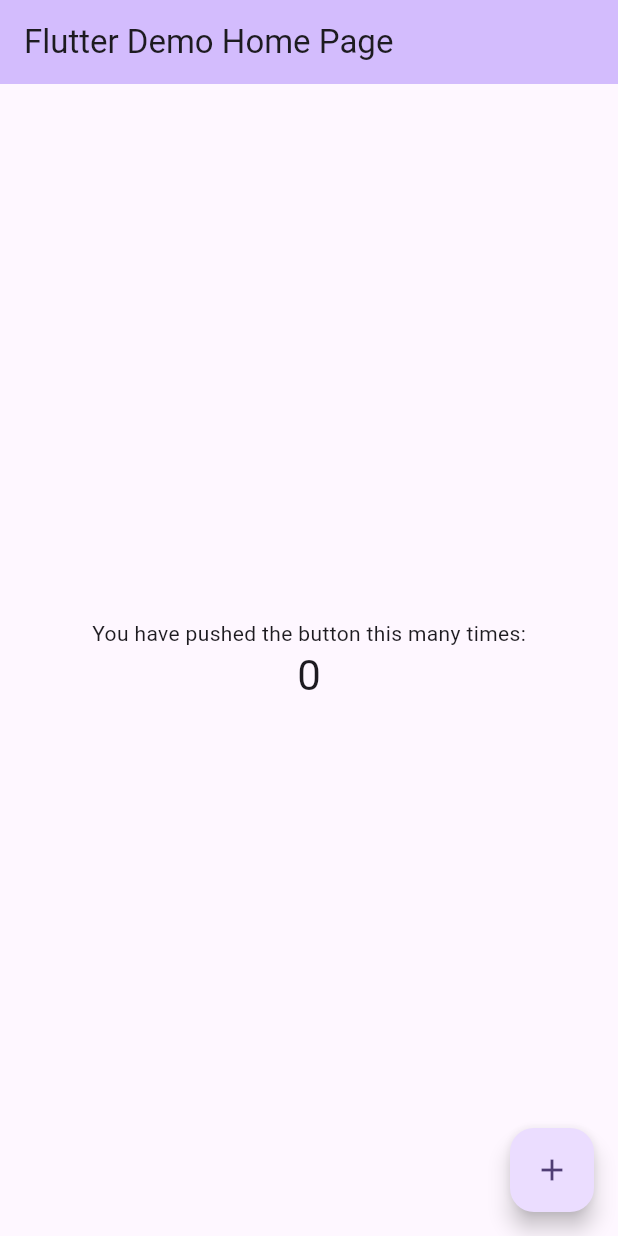
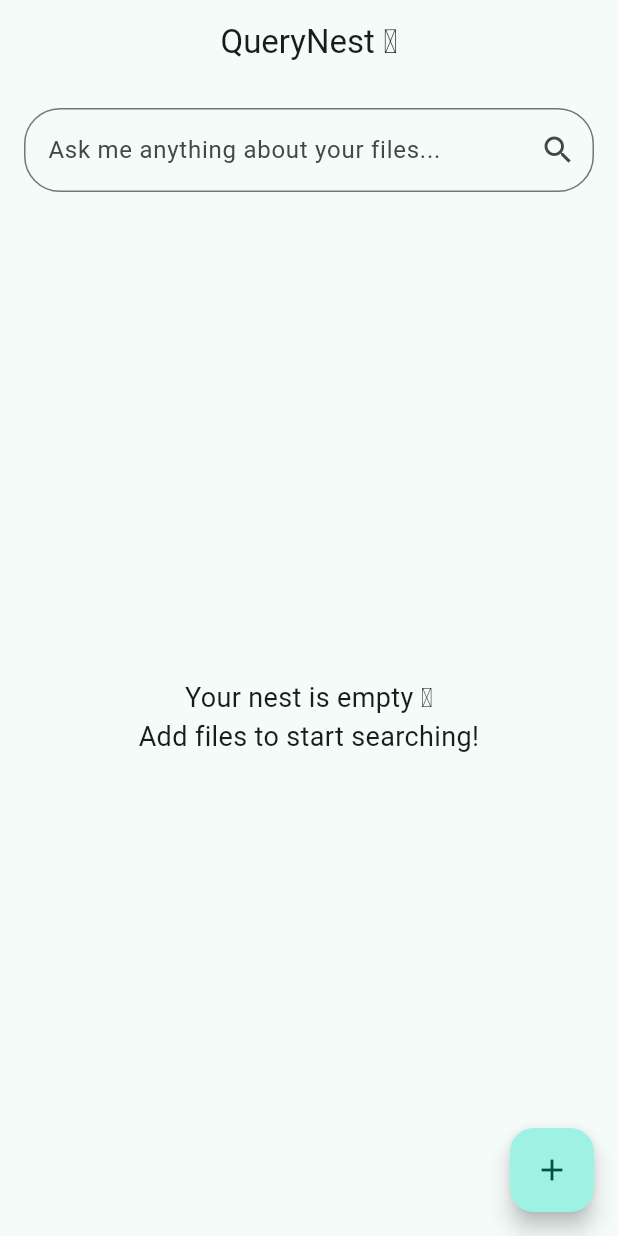
Before and after one commit to Apoorv012/QueryNest, a Flutter app: the screen it shows after launch, on a phone screen of 412 x 824 dp. Run offline on Flutter 3.47's test engine with Material 3 defaults, Android fonts, the phone set to English and light mode, and no system bars; Roboto replaces fonts that are missing (Poppins).

Commit message:
Basic UI

```diff
--- a/lib/main.dart
+++ b/lib/main.dart
@@ -1,125 +1,110 @@
 import 'package:flutter/material.dart';
 
 void main() {
-  runApp(const MyApp());
+  runApp(const QueryNestApp());
 }
 
-class MyApp extends StatelessWidget {
-  const MyApp({super.key});
+class QueryNestApp extends StatelessWidget {
+  const QueryNestApp({super.key});
 
-  // This widget is the root of your application.
   @override
   Widget build(BuildContext context) {
     return MaterialApp(
-      title: 'Flutter Demo',
+      title: 'QueryNest',
       theme: ThemeData(
-        // This is the theme of your application.
-        //
-        // TRY THIS: Try running your application with "flutter run". You'll see
-        // the application has a purple toolbar. Then, without quitting the app,
-        // try changing the seedColor in the colorScheme below to Colors.green
-        // and then invoke "hot reload" (save your changes or press the "hot
-        // reload" button in a Flutter-supported IDE, or press "r" if you used
-        // the command line to start the app).
-        //
-        // Notice that the counter didn't reset back to zero; the application
-        // state is not lost during the reload. To reset the state, use hot
-        // restart instead.
-        //
-        // This works for code too, not just values: Most code changes can be
-        // tested with just a hot reload.
-        colorScheme: ColorScheme.fromSeed(seedColor: Colors.deepPurple),
+        colorScheme: ColorScheme.fromSeed(seedColor: Colors.teal),
         useMaterial3: true,
+        textTheme: const TextTheme(
+          bodyLarge: TextStyle(fontFamily: 'Poppins'),
+          bodyMedium: TextStyle(fontFamily: 'Poppins'),
+        ),
       ),
-      home: const MyHomePage(title: 'Flutter Demo Home Page'),
+      home: const HomePage(),
+      debugShowCheckedModeBanner: false,
     );
   }
 }
 
-class MyHomePage extends StatefulWidget {
-  const MyHomePage({super.key, required this.title});
-
-  // This widget is the home page of your application. It is stateful, meaning
-  // that it has a State object (defined below) that contains fields that affect
-  // how it looks.
-
-  // This class is the configuration for the state. It holds the values (in this
-  // case the title) provided by the parent (in this case the App widget) and
-  // used by the build method of the State. Fields in a Widget subclass are
-  // always marked "final".
-
-  final String title;
+class HomePage extends StatefulWidget {
+  const HomePage({super.key});
 
   @override
-  State<MyHomePage> createState() => _MyHomePageState();
+  State<HomePage> createState() => _HomePageState();
 }
 
-class _MyHomePageState extends State<MyHomePage> {
-  int _counter = 0;
+class _HomePageState extends State<HomePage> {
+  final TextEditingController _controller = TextEditingController();
+  List<String> results = [];
 
-  void _incrementCounter() {
+  void _search() {
     setState(() {
-      // This call to setState tells the Flutter framework that something has
-      // changed in this State, which causes it to rerun the build method below
-      // so that the display can reflect the updated values. If we changed
-      // _counter without calling setState(), then the build method would not be
-      // called again, and so nothing would appear to happen.
-      _counter++;
+      results = [
+        "Project_Report.pdf",
+        "Meeting_Notes.txt",
+        "AI_Research.docx",
+      ]; // dummy results
     });
   }
 
   @override
   Widget build(BuildContext context) {
-    // This method is rerun every time setState is called, for instance as done
-    // by the _incrementCounter method above.
-    //
-    // The Flutter framework has been optimized to make rerunning build methods
-    // fast, so that you can just rebuild anything that needs updating rather
-    // than having to individually change instances of widgets.
     return Scaffold(
       appBar: AppBar(
-        // TRY THIS: Try changing the color here to a specific color (to
-        // Colors.amber, perhaps?) and trigger a hot reload to see the AppBar
-        // change color while the other colors stay the same.
-        backgroundColor: Theme.of(context).colorScheme.inversePrimary,
-        // Here we take the value from the MyHomePage object that was created by
-        // the App.build method, and use it to set our appbar title.
-        title: Text(widget.title),
+        title: const Text("QueryNest 🪶"),
+        centerTitle: true,
       ),
-      body: Center(
-        // Center is a layout widget. It takes a single child and positions it
-        // in the middle of the parent.
+      body: Padding(
+        padding: const EdgeInsets.all(16.0),
         child: Column(
-          // Column is also a layout widget. It takes a list of children and
-          // arranges them vertically. By default, it sizes itself to fit its
-          // children horizontally, and tries to be as tall as its parent.
-          //
-          // Column has various properties to control how it sizes itself and
-          // how it positions its children. Here we use mainAxisAlignment to
-          // center the children vertically; the main axis here is the vertical
-          // axis because Columns are vertical (the cross axis would be
-          // horizontal).
-          //
-          // TRY THIS: Invoke "debug painting" (choose the "Toggle Debug Paint"
-          // action in the IDE, or press "p" in the console), to see the
-          // wireframe for each widget.
-          mainAxisAlignment: MainAxisAlignment.center,
-          children: <Widget>[
-            const Text(
-              'You have pushed the button this many times:',
+          children: [
+            // Search Box
+            TextField(
+              controller: _controller,
+              decoration: InputDecoration(
+                hintText: "Ask me anything about your files...",
+                suffixIcon: IconButton(
+                  icon: const Icon(Icons.search),
+                  onPressed: _search,
+                ),
+                border: OutlineInputBorder(
+                  borderRadius: BorderRadius.circular(24),
+                ),
+              ),
             ),
-            Text(
-              '$_counter',
-              style: Theme.of(context).textTheme.headlineMedium,
+            const SizedBox(height: 20),
+            // Results
+            Expanded(
+              child: results.isEmpty
+                  ? const Center(
+                      child: Text(
+                        "Your nest is empty 🪹\nAdd files to start searching!",
+                        textAlign: TextAlign.center,
+                        style: TextStyle(fontSize: 18),
+                      ),
+                    )
+                  : ListView.builder(
+                      itemCount: results.length,
+                      itemBuilder: (context, index) {
+                        return Card(
+                          shape: RoundedRectangleBorder(
+                            borderRadius: BorderRadius.circular(16),
+                          ),
+                          child: ListTile(
+                            leading: const Icon(Icons.insert_drive_file),
+                            title: Text(results[index]),
+                            subtitle: const Text("Sample matching snippet..."),
+                          ),
+                        );
+                      },
+                    ),
             ),
           ],
         ),
       ),
       floatingActionButton: FloatingActionButton(
-        onPressed: _incrementCounter,
-        tooltip: 'Increment',
+        onPressed: () {},
         child: const Icon(Icons.add),
-      ), // This trailing comma makes auto-formatting nicer for build methods.
+      ),
     );
   }
 }
```
